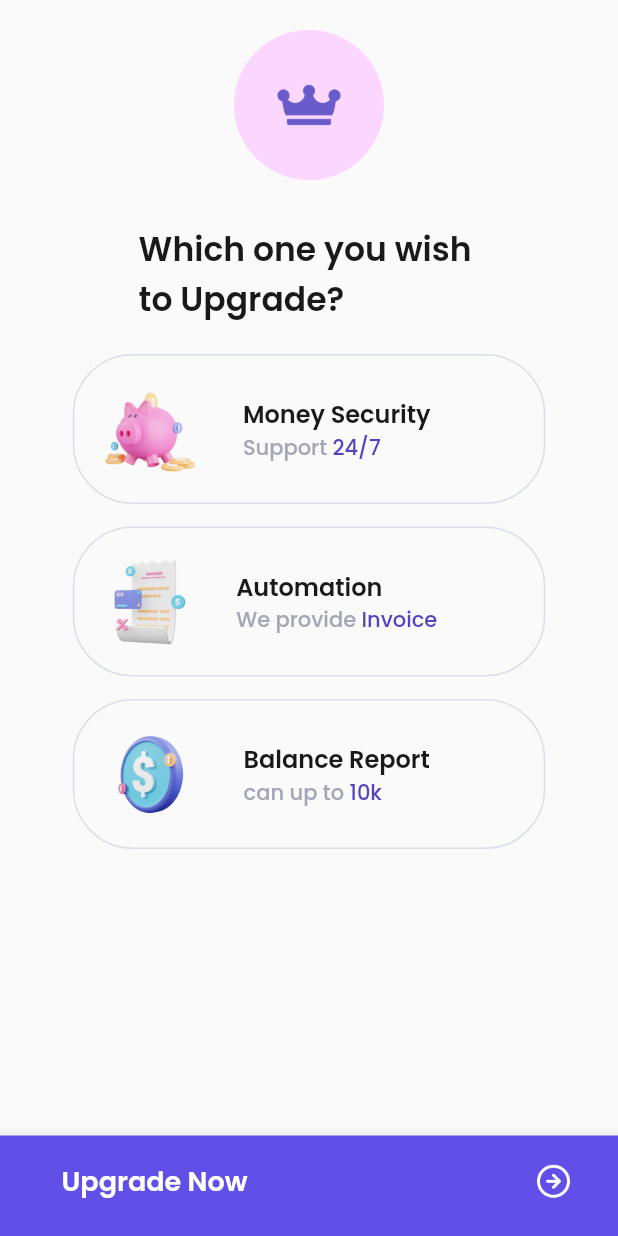
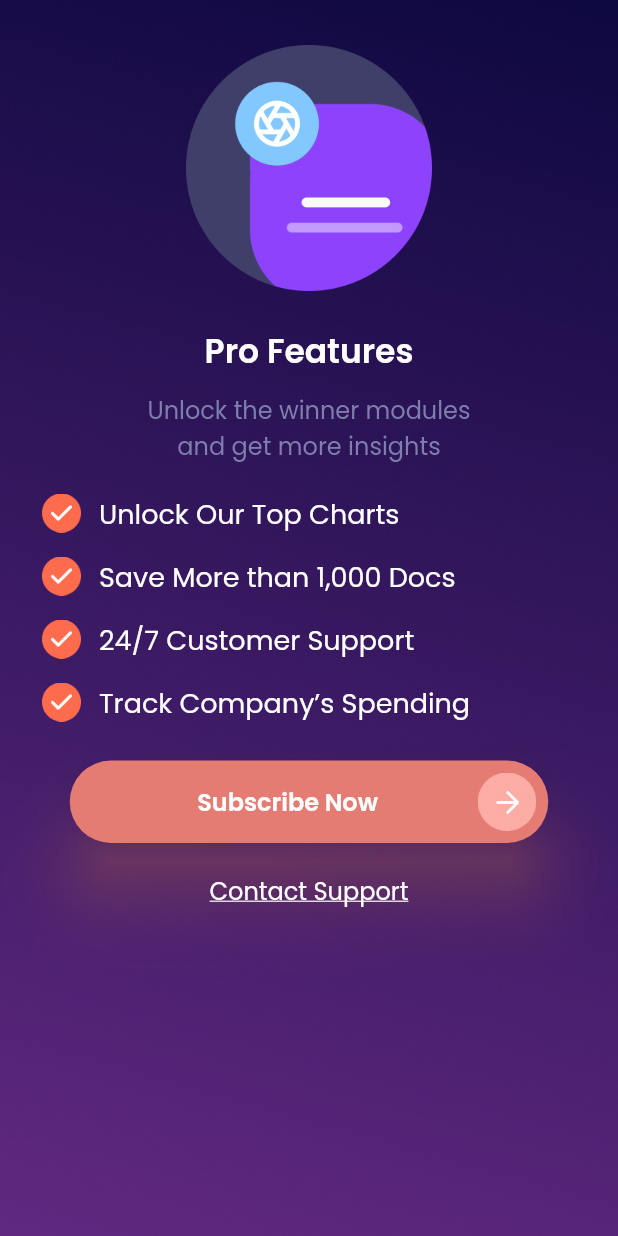
Before and after one commit to zakariyah24/sevendays-slicing, a Flutter app: the screen it shows after launch, on a phone screen of 412 x 824 dp. Run offline on Flutter 3.47's test engine with Material 2 defaults, Android fonts, the phone set to English and light mode, and no system bars; our stand-ins replace flutter_rating_bar, google_fonts.

Commit message:
add background pricing

```diff
--- a/lib/main.dart
+++ b/lib/main.dart
@@ -6,6 +6,7 @@ import 'package:sevendays/pages/first_signin.dart';
 import 'package:sevendays/pages/first_splash.dart';
 import 'package:sevendays/pages/first_started.dart';
 import 'package:sevendays/pages/second_empty.dart';
+import 'package:sevendays/pages/second_pricing.dart';
 import 'package:sevendays/pages/second_rating.dart';
 import 'package:sevendays/pages/second_started.dart';
 import 'package:sevendays/pages/second_splash.dart';
@@ -23,7 +24,7 @@ class SevenDays extends StatelessWidget {
   Widget build(BuildContext context) {
     return const MaterialApp(
       debugShowCheckedModeBanner: false,
-      home: FirstPricing(),
+      home: SecondPricing(),
     );
   }
 }
--- /dev/null
+++ b/lib/pages/second_pricing.dart
@@ -0,0 +1,151 @@
+import 'package:flutter/material.dart';
+import 'package:google_fonts/google_fonts.dart';
+
+class SecondPricing extends StatefulWidget {
+  const SecondPricing({Key? key}) : super(key: key);
+
+  @override
+  State<SecondPricing> createState() => _SecondPricingState();
+}
+
+class _SecondPricingState extends State<SecondPricing> {
+  @override
+  Widget build(BuildContext context) {
+    return SafeArea(
+      child: Scaffold(
+        body: Stack(
+          children: [
+            Container(
+              decoration: const BoxDecoration(
+                image: DecorationImage(
+                  image: AssetImage("assets/background_pricing.png"),
+                  fit: BoxFit.cover,
+                ),
+              ),
+            ),
+            Center(
+              child: Column(
+                mainAxisAlignment: MainAxisAlignment.start,
+                crossAxisAlignment: CrossAxisAlignment.center,
+                children: [
+                  Padding(
+                    padding: const EdgeInsets.only(top: 30),
+                    child: Image.asset(
+                      "assets/pricing_illustration.png",
+                      width: 164,
+                    ),
+                  ),
+                  const SizedBox(height: 24),
+                  Text(
+                    "Pro Features",
+                    style: GoogleFonts.poppins(
+                      fontSize: 22,
+                      color: const Color(0xffFFFFFF),
+                      fontWeight: FontWeight.w600,
+                    ),
+                  ),
+                  const SizedBox(height: 10),
+                  Text(
+                    "Unlock the winner modules \nand get more insights",
+                    style: GoogleFonts.poppins(
+                      fontSize: 16,
+                      color: const Color(0xff7F7FAD),
+                    ),
+                    textAlign: TextAlign.center,
+                  ),
+                  const SizedBox(height: 20),
+                  Padding(
+                    padding: const EdgeInsets.only(left: 28),
+                    child: Column(
+                      mainAxisAlignment: MainAxisAlignment.start,
+                      crossAxisAlignment: CrossAxisAlignment.start,
+                      children: const [
+                        CheckAndText(description: 'Unlock Our Top Charts'),
+                        CheckAndText(description: 'Save More than 1,000 Docs'),
+                        CheckAndText(description: '24/7 Customer Support'),
+                        CheckAndText(description: 'Track Company’s Spending'),
+                      ],
+                    ),
+                  ),
+                  const SizedBox(height: 10),
+                  Container(
+                    width: 319,
+                    height: 55,
+                    child: TextButton(
+                      style: TextButton.styleFrom(
+                          shadowColor: const Color(0xffE57C73),
+                          elevation: 20,
+                          backgroundColor: const Color(0xffE57C73),
+                          shape: RoundedRectangleBorder(
+                              borderRadius: BorderRadius.circular(31))),
+                      onPressed: () {},
+                      child: Padding(
+                        padding: const EdgeInsets.only(left: 77),
+                        child: Row(
+                          mainAxisAlignment: MainAxisAlignment.spaceBetween,
+                          children: [
+                            Text(
+                              'Subscribe Now',
+                              style: GoogleFonts.poppins(
+                                  fontSize: 16,
+                                  fontWeight: FontWeight.w600,
+                                  color: Colors.white),
+                            ),
+                            const SizedBox(height: 29),
+                            Image.asset("assets/btn_arrow.png")
+                          ],
+                        ),
+                      ),
+                    ),
+                  ),
+                  const SizedBox(height: 20),
+                  Text(
+                    "Contact Support",
+                    style: GoogleFonts.poppins(
+                      fontSize: 16,
+                      color: Colors.white,
+                      decoration: TextDecoration.underline,
+                    ),
+                  )
+                ],
+              ),
+            )
+          ],
+        ),
+      ),
+    );
+  }
+}
+
+class CheckAndText extends StatelessWidget {
+  final String description;
+  const CheckAndText({
+    Key? key,
+    required this.description,
+  }) : super(key: key);
+
+  @override
+  Widget build(BuildContext context) {
+    return Padding(
+      padding: const EdgeInsets.only(bottom: 15),
+      child: Row(
+        mainAxisAlignment: MainAxisAlignment.start,
+        crossAxisAlignment: CrossAxisAlignment.start,
+        children: [
+          Padding(
+            padding: const EdgeInsets.only(right: 12),
+            child: Image.asset(
+              "assets/orange_check.png",
+              width: 26,
+            ),
+          ),
+          Text(
+            description,
+            style: GoogleFonts.poppins(
+                fontSize: 18, color: const Color(0xffFFFFFF)),
+          )
+        ],
+      ),
+    );
+  }
+}
```
Also changed, not shown: assets/background_pricing.png (added), assets/btn_arrow.png (added).
